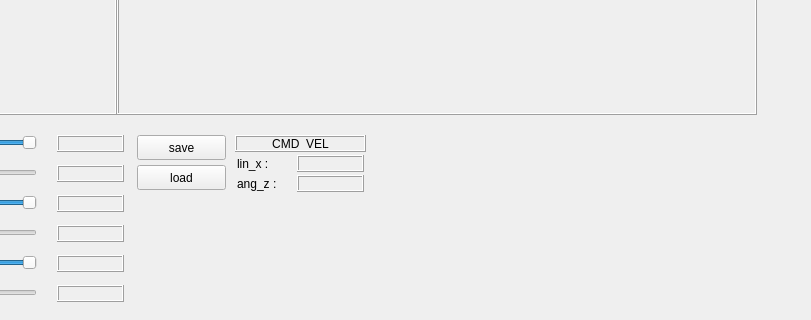
This is ui/main_window.ui in mjlee111/bbctrl as Qt 5 draws it before an edit; both pictures show x 233 to 1044 and y 425 to 745 of the 1044 by 745 pixel window. The edited form follows.
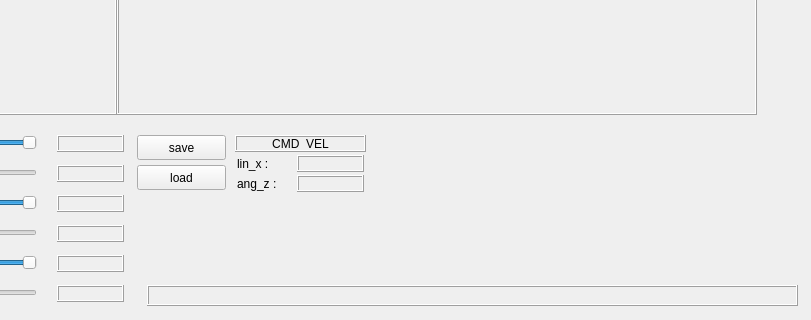
This is the edited form. Icons and pictures are not drawn.

What changed in the file:
```diff
--- a/ui/main_window.ui
+++ b/ui/main_window.ui
@@ -589,6 +589,25 @@
      <string/>
     </property>
    </widget>
+   <widget class="QLabel" name="package_path">
+    <property name="geometry">
+     <rect>
+      <x>380</x>
+      <y>710</y>
+      <width>651</width>
+      <height>21</height>
+     </rect>
+    </property>
+    <property name="frameShape">
+     <enum>QFrame::Box</enum>
+    </property>
+    <property name="frameShadow">
+     <enum>QFrame::Raised</enum>
+    </property>
+    <property name="text">
+     <string/>
+    </property>
+   </widget>
   </widget>
   <action name="action_Quit">
    <property name="text">
```
